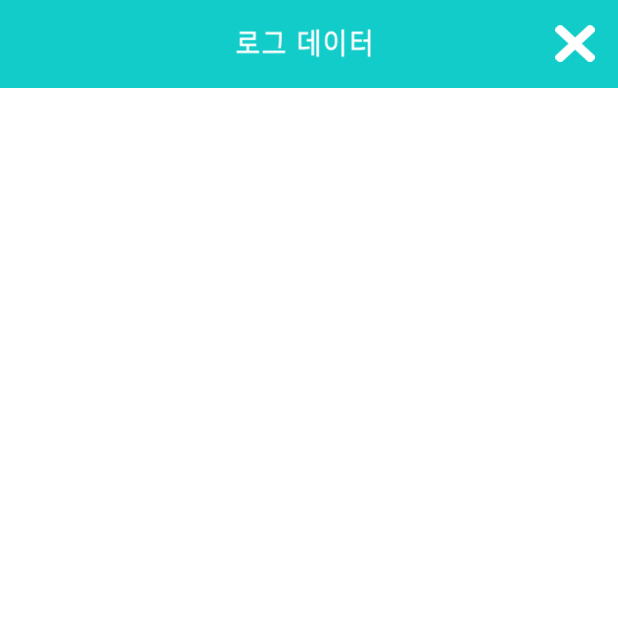
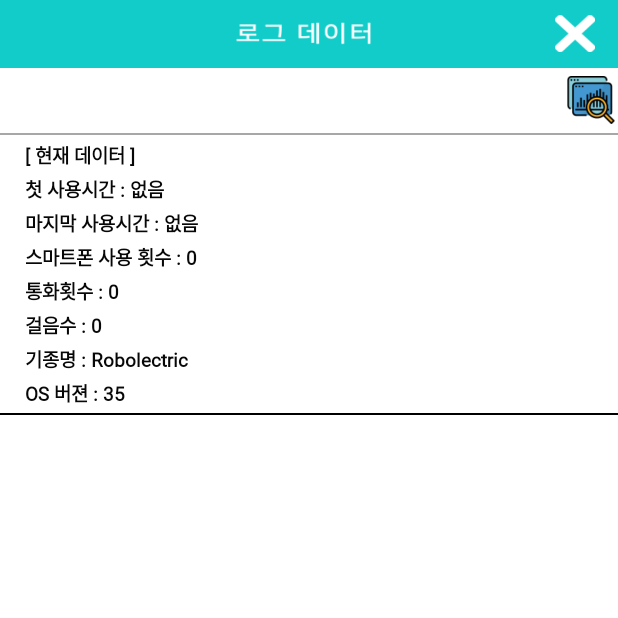
Before and after one commit to 8793COMPANY/HellOworld_rev, an Android app: the Log_data screen opened directly, with no data from a screen before it, on a phone screen of 412 x 824 dp, the top half of it. Run offline under Robolectric (Android 15) with nearby library versions, the phone set to English and light mode, and no system bars; libraries missing offline, so code that uses them is left out: de.mindpipe.android; 5 statements that could not run were skipped.

Commit message:
versionCode 11 수정 중 1. 관리자 코드만 입력 받을 수 있게 수정 2. 로그온 화면에서 로그 확인만 가능하게 수정, 불필요 요소 제거 3. 관리자 로그 확인 모드를 더 직관적으로 수정

```diff
--- a/app/build.gradle
+++ b/app/build.gradle
@@ -10,7 +10,7 @@ android {
         applicationId "com.corporation.helloworld"
         minSdkVersion 19
         targetSdkVersion 29
-        versionCode 10
+        versionCode 11
         versionName "1.2"
 
         testInstrumentationRunner "androidx.test.runner.AndroidJUnitRunner"
--- a/app/src/main/AndroidManifest.xml
+++ b/app/src/main/AndroidManifest.xml
@@ -124,6 +124,7 @@
 
     <!-- 핸드폰 상태 추적 및 제어 권한 -->
     <uses-permission android:name="android.permission.READ_PHONE_STATE" />
+    <uses-permission android:name="android.permission.READ_CONTACTS" />
     <uses-permission android:name="android.permission.READ_CALL_LOG" />
     <uses-permission android:name="android.permission.FOREGROUND_SERVICE" />
     <uses-permission android:name="android.permission.RECEIVE_BOOT_COMPLETED" />
--- a/app/src/main/java/com/corporation/helloworld/Join.java
+++ b/app/src/main/java/com/corporation/helloworld/Join.java
@@ -22,7 +22,8 @@ public class Join extends AppCompatActivity {
         ImageView join_call_me_2 = findViewById(R.id.join_call_me_2);
 
         join_btn.setOnClickListener(v -> {
-            Intent intent = new Intent(getApplicationContext(), Join_input.class);
+            //Intent intent = new Intent(getApplicationContext(), Join_input.class);
+            Intent intent = new Intent(getApplicationContext(), Admin_code.class);
             startActivity(intent);
             overridePendingTransition(R.anim.fade_in, R.anim.fade_out);
         });
--- a/app/src/main/java/com/corporation/helloworld/Log_data.java
+++ b/app/src/main/java/com/corporation/helloworld/Log_data.java
@@ -29,7 +29,12 @@ public class Log_data extends AppCompatActivity {
     private FragmentTransaction ft;
     private Fragment recordFragment;
     private TextView current_log;
-    LinearLayout current_log_for_tester;
+    LinearLayout current_log_for_tester, layout_for_tester, log_data_title_back_2;
+    Button btn_for_tester;
+
+    // TODO : 테스터용 현재 로그 노출
+    // 사용하려면 true 로 변경해주세요
+    Boolean admin_mode = false;
 
     private Application application;
 
@@ -54,6 +59,9 @@ public class Log_data extends AppCompatActivity {
 
         Button log_data_close = findViewById(R.id.log_data_close);
         current_log_for_tester = findViewById(R.id.current_log_for_tester);
+        log_data_title_back_2 = findViewById(R.id.log_data_title_back_2);
+        layout_for_tester = findViewById(R.id.layout_for_tester);
+        btn_for_tester = findViewById(R.id.btn_for_tester);
 
         application =(Application)getApplication();
         pager = findViewById(R.id.main_viewPager);
@@ -66,8 +74,26 @@ public class Log_data extends AppCompatActivity {
 
         permit_after_Setting();
 
+        if (admin_mode) {
+            layout_for_tester.setVisibility(View.VISIBLE);
+            log_data_title_back_2.setVisibility(View.VISIBLE);
+            current_log_for_tester.setVisibility(View.GONE);
+        }
+
         log_data_close.setOnClickListener(v -> {
             finish();
+        });
+
+        btn_for_tester.setOnClickListener(v -> {
+            admin_mode = !admin_mode;
+
+            if (!admin_mode) {
+                current_log_for_tester.setVisibility(View.VISIBLE);
+                log_data_title_back_2.setVisibility(View.GONE);
+            } else {
+                current_log_for_tester.setVisibility(View.GONE);
+                log_data_title_back_2.setVisibility(View.VISIBLE);
+            }
         });
     }
 
@@ -108,11 +134,14 @@ public class Log_data extends AppCompatActivity {
         open_screen = (cursor.getString(3));
         activitycounter = (CheckService.mStepDetector+"");
 
-        // TODO : 테스터용 현재 로그 노출
-        // 사용하려면 true 로 변경해주세요
-        if (false) {
-            current_log_for_tester.setVisibility(View.VISIBLE);
-            current_log.setText("현재 데이터\r\n" + first_call + "//" + open_screen + "/" + calling_phone + "/" + os_version + "/" + app_version + "/" + activitycounter);
-        }
+        current_log.setText(
+                "[ 현재 데이터 ]\r\n" +
+                        "첫 사용시간 : " + cursor.getString(1) + "\n" +
+                        "마지막 사용시간 : " + cursor.getString(2) + "\n" +
+                        "스마트폰 사용 횟수 : " + open_screen + "\n" +
+                        "통화횟수 : " + calling_phone + "\n" +
+                        "걸음수 : " + activitycounter + "\n" +
+                        "기종명 : " + smart_phone_array + "\n" +
+                        "OS 버젼 : " + os_version);
     }
 }
--- a/app/src/main/java/com/corporation/helloworld/Share/Application.java
+++ b/app/src/main/java/com/corporation/helloworld/Share/Application.java
@@ -313,7 +313,7 @@ public class Application extends android.app.Application {
 
     // CallLog를 반환합니다. (오늘의 전화 횟수를 카운터 합니다)
     public int getCallLog() {
-            int miss_call =0;
+        int miss_call =0;
         int call_Count=0;
         Cursor managedCursor = getContentResolver().query(CallLog.Calls.CONTENT_URI, null,
                 null, null, null);
--- a/app/src/main/res/layout/activity_join_log_on.xml
+++ b/app/src/main/res/layout/activity_join_log_on.xml
@@ -54,6 +54,7 @@
             android:layout_weight="98.4" />
 
         <LinearLayout
+            android:visibility="invisible"
             android:layout_width="match_parent"
             android:layout_height="22.5dp"
             android:weightSum="360"
@@ -90,6 +91,7 @@
             android:layout_weight="17.9" />
 
         <LinearLayout
+            android:visibility="invisible"
             android:layout_width="match_parent"
             android:layout_height="22.5dp"
             android:weightSum="360"
@@ -115,6 +117,7 @@
             android:layout_weight="76" />
 
         <LinearLayout
+            android:visibility="invisible"
             android:layout_width="match_parent"
             android:layout_height="0dp"
             android:layout_weight="44">
@@ -190,6 +193,7 @@
             android:layout_weight="46.7">
 
             <LinearLayout
+                android:visibility="invisible"
                 android:layout_width="0dp"
                 android:layout_height="match_parent"
                 android:layout_weight="360"
--- a/app/src/main/res/layout/activity_log_data.xml
+++ b/app/src/main/res/layout/activity_log_data.xml
@@ -15,6 +15,7 @@
         android:orientation="vertical">
 
         <LinearLayout
+            android:id="@+id/log_data_title_back_2"
             android:layout_width="match_parent"
             android:layout_height="0dp"
             android:layout_weight="46"
@@ -34,20 +35,26 @@
         </LinearLayout>
 
         <LinearLayout
+            android:id="@+id/layout_for_tester"
+            android:layout_width="match_parent"
+            android:layout_height="0dp"
+            android:layout_weight="44"
+            android:gravity="right|center_vertical">
+
+            <Button
+                android:id="@+id/btn_for_tester"
+                android:layout_margin="2dp"
+                android:layout_width="32dp"
+                android:layout_height="32dp"
+                android:background="@drawable/btn_admin_data_check"/>
+        </LinearLayout>
+
+        <LinearLayout
             android:id="@+id/current_log_for_tester"
-            android:visibility="gone"
+            android:visibility="visible"
             android:layout_width="match_parent"
             android:layout_height="wrap_content"
             android:orientation="vertical">
-
-            <LinearLayout
-                android:layout_width="match_parent"
-                android:layout_height="14dp"/>
-
-
-            <LinearLayout
-                android:layout_width="match_parent"
-                android:layout_height="8dp"/>
 
             <LinearLayout
                 android:layout_width="match_parent"
@@ -57,12 +64,12 @@
 
             <LinearLayout
                 android:layout_width="match_parent"
-                android:layout_height="14dp"/>
+                android:layout_height="4dp"/>
 
             <LinearLayout
                 android:visibility="visible"
                 android:layout_width="match_parent"
-                android:layout_height="36dp"
+                android:layout_height="wrap_content"
                 android:weightSum="360"
                 android:orientation="horizontal">
 
@@ -82,13 +89,13 @@
                     android:textColor="#070707"
                     android:lineSpacingExtra="4sp"
                     android:visibility="visible"
-                    android:text="test"/>
+                    android:text="\n\n\n\n\n\n\n test"/>
 
             </LinearLayout>
 
             <LinearLayout
                 android:layout_width="match_parent"
-                android:layout_height="8dp"/>
+                android:layout_height="4dp"/>
 
             <LinearLayout
                 android:layout_width="match_parent"
@@ -101,7 +108,7 @@
         <LinearLayout
             android:layout_width="match_parent"
             android:layout_height="0dp"
-            android:layout_weight="594">
+            android:layout_weight="550">
 
             <androidx.viewpager.widget.ViewPager
                 android:id="@+id/main_viewPager"
```
Also changed, not shown: app/src/main/java/com/corporation/helloworld/Admin_code.java (+6 -1 lines), app/src/main/java/com/corporation/helloworld/Receiver/ScreenOnReceiver.java (+6 -1 lines), app/src/main/res/drawable/btn_admin_data_check.png (added).
